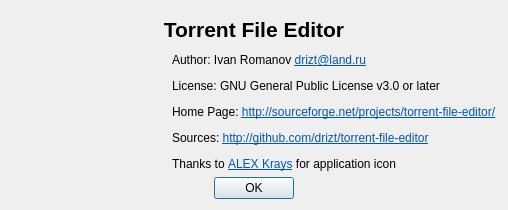
Before: the Qt Designer form aboutdlg.ui in torrent-file-editor/torrent-file-editor, drawn with Qt 5.
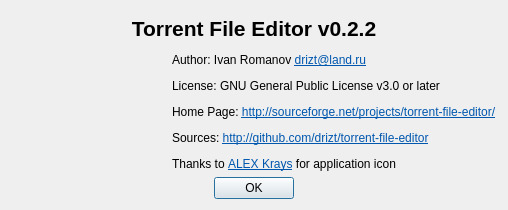
After: the same form once the commit is applied. Icons and pictures are not drawn.

Commit message: Do not show app version in window title

What changed in the file:
```diff
--- a/aboutdlg.ui
+++ b/aboutdlg.ui
@@ -69,7 +69,7 @@
       </font>
      </property>
      <property name="text">
-      <string notr="true">Torrent File Editor</string>
+      <string notr="true">&lt;html&gt;&lt;head/&gt;&lt;body&gt;&lt;p&gt;Torrent File Editor v0.2.2&lt;/p&gt;&lt;/body&gt;&lt;/html&gt;</string>
      </property>
      <property name="alignment">
       <set>Qt::AlignCenter</set>
```
The commit also changes 4 other files.
